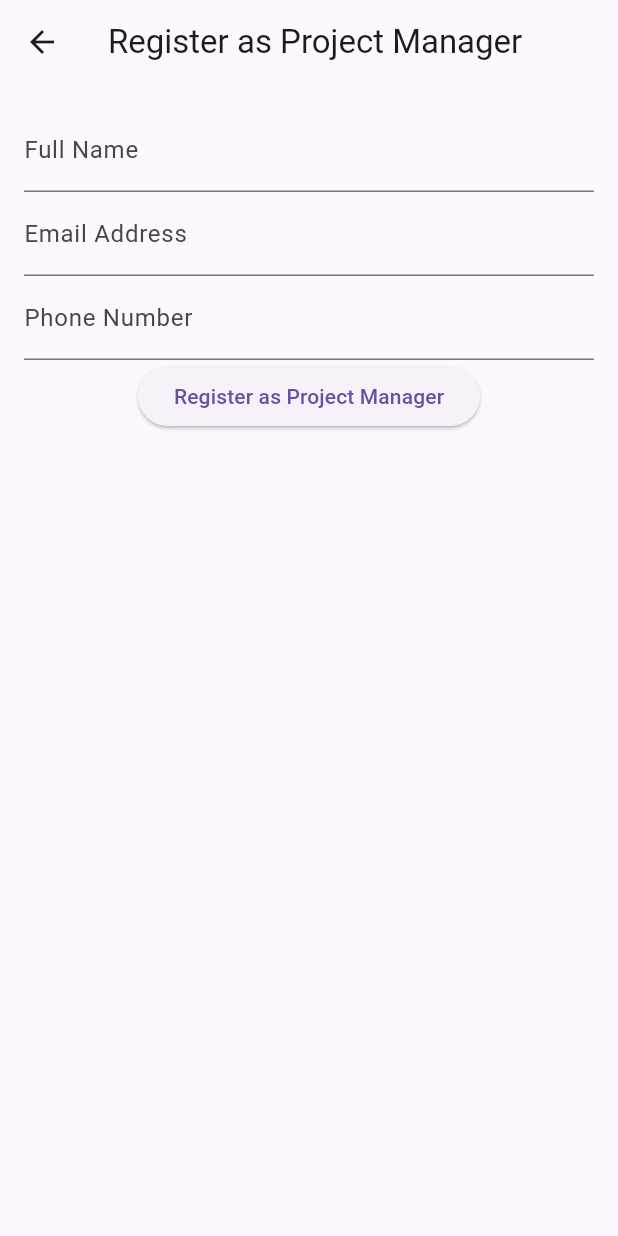
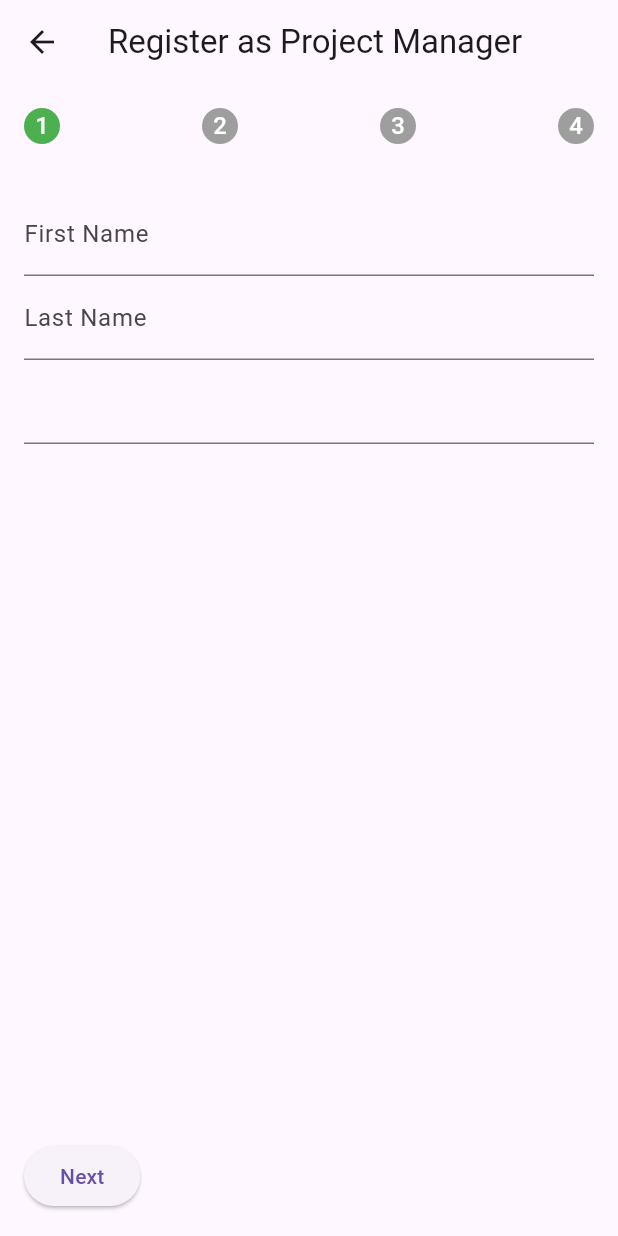
Before and after one commit to NgenoMark/IndraMapVendor, a Flutter app: the ProjectManagerRegisterPage screen opened directly, on a phone screen of 412 x 824 dp. Run offline on Flutter 3.47's test engine with Material 3 defaults, Android fonts, the phone set to English and light mode, and no system bars.

Commit message:
Added input fields and modified navigation

```diff
--- a/frontend/lib/pages/project_manager_register_page.dart
+++ b/frontend/lib/pages/project_manager_register_page.dart
@@ -1,32 +1,178 @@
 import 'package:flutter/material.dart';
 
-class ProjectManagerRegisterPage extends StatelessWidget {
+class ProjectManagerRegisterPage extends StatefulWidget {
+  @override
+  _ProjectManagerRegisterPageState createState() =>
+      _ProjectManagerRegisterPageState();
+}
+
+class _ProjectManagerRegisterPageState
+    extends State<ProjectManagerRegisterPage> {
+  final PageController _pageController = PageController();
+  int _currentStep = 0;
+
+  void _goToNextPage() {
+    if (_currentStep < 3) {
+      setState(() {
+        _currentStep++;
+      });
+      _pageController.nextPage(
+        duration: Duration(milliseconds: 300),
+        curve: Curves.easeInOut,
+      );
+    }
+  }
+
+  void _goToPreviousPage() {
+    if (_currentStep > 0) {
+      setState(() {
+        _currentStep--;
+      });
+      _pageController.previousPage(
+        duration: Duration(milliseconds: 300),
+        curve: Curves.easeInOut,
+      );
+    }
+  }
+
   @override
   Widget build(BuildContext context) {
     return Scaffold(
-      appBar: AppBar(title: Text('Register as Project Manager')),
-      body: Padding(
+      appBar: AppBar(
+        title: Text('Register as Project Manager'),
+      ),
+      body: Column(
+        children: [
+          // Step indicator
+          Padding(
+            padding: const EdgeInsets.all(16.0),
+            child: Row(
+              mainAxisAlignment: MainAxisAlignment.spaceBetween,
+              children: List.generate(
+                4,
+                (index) => CircleAvatar(
+                  backgroundColor:
+                      _currentStep == index ? Colors.green : Colors.grey,
+                  radius: 12,
+                  child: Text(
+                    (index + 1).toString(),
+                    style: TextStyle(color: Colors.white),
+                  ),
+                ),
+              ),
+            ),
+          ),
+          Expanded(
+            child: PageView(
+              controller: _pageController,
+              physics: NeverScrollableScrollPhysics(),
+              children: [
+                // Slide 1: Validate
+                Padding(
                   padding: const EdgeInsets.all(16.0),
                   child: Column(
-          children: <Widget>[
+                    crossAxisAlignment: CrossAxisAlignment.start,
+                    children: [
                       TextFormField(
-              decoration: InputDecoration(labelText: 'Full Name'),
+                        decoration: InputDecoration(labelText: 'First Name '),
                       ),
+                      TextFormField(
+                        decoration:
+                            InputDecoration(labelText: 'Last Name'),
+                      ),
+                      TextFormField(
+                        decoration: InputDecoration(labelText: ''),
+                      ),
+                    ],
+                  ),
+                ),
+                // Slide 2: Contact
+                Padding(
+                  padding: const EdgeInsets.all(16.0),
+                  child: Column(
+                    crossAxisAlignment: CrossAxisAlignment.start,
+                    children: [
                       TextFormField(
                         decoration: InputDecoration(labelText: 'Email Address'),
                       ),
                       TextFormField(
                         decoration: InputDecoration(labelText: 'Phone Number'),
                       ),
-            ElevatedButton(
-              onPressed: () {
-                // Handle registration logic here
-              },
-              child: Text('Register as Project Manager'),
+                      TextFormField(
+                        decoration: InputDecoration(labelText: 'Role'),
                       ),
                     ],
                   ),
                 ),
+                // Slide 3: Password
+                Padding(
+                  padding: const EdgeInsets.all(16.0),
+                  child: Column(
+                    crossAxisAlignment: CrossAxisAlignment.start,
+                    children: [
+                      TextFormField(
+                        decoration:
+                            InputDecoration(labelText: 'Password', hintText: 'Enter your password'),
+                        obscureText: true,
+                      ),
+                      TextFormField(
+                        decoration: InputDecoration(
+                          labelText: 'Confirm Password',
+                          hintText: 'Re-enter your password',
+                        ),
+                        obscureText: true,
+                      ),
+                    ],
+                  ),
+                ),
+                // Slide 4: Complete
+                Center(
+                  child: Column(
+                    mainAxisAlignment: MainAxisAlignment.center,
+                    children: [
+                      Text(
+                        'Registration Complete!',
+                        style: TextStyle(fontSize: 18, fontWeight: FontWeight.bold),
+                      ),
+                      SizedBox(height: 20),
+                      ElevatedButton(
+                        onPressed: () {
+                          // Handle final submission
+                        },
+                        child: Text('Finish'),
+                      ),
+                    ],
+                  ),
+                ),
+              ],
+            ),
+          ),
+          // Navigation Buttons
+          Padding(
+            padding: const EdgeInsets.all(16.0),
+            child: Row(
+              mainAxisAlignment: MainAxisAlignment.spaceBetween,
+              children: [
+                if (_currentStep > 0)
+                  ElevatedButton(
+                    onPressed: _goToPreviousPage,
+                    child: Text('Previous'),
+                  ),
+                ElevatedButton(
+                  onPressed: _goToNextPage,
+                  child: Text(
+                    _currentStep < 3 ? 'Next' : 'Finish',
+                  ),
+                ),
+              ],
+            ),
+          ),
+        ],
+      ),
     );
   }
 }
+
+void main() {
+  runApp(MaterialApp(home: ProjectManagerRegisterPage()));
+}
```
Lines whose indentation alone changed are shown as unchanged.
